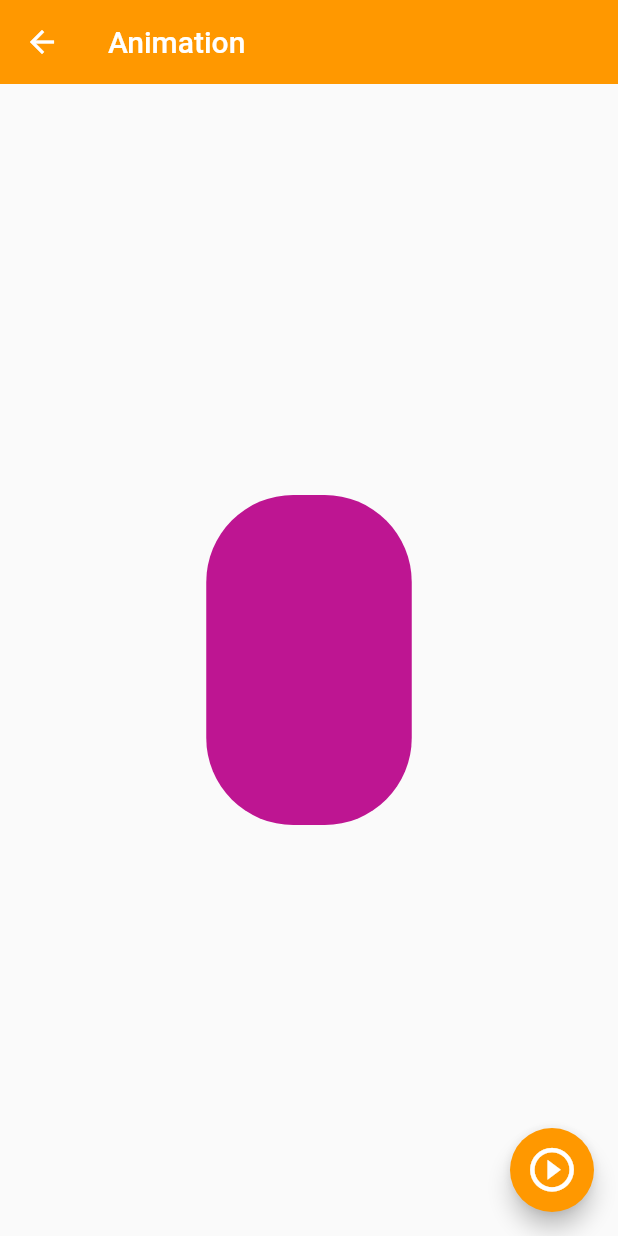
After one commit to EdgarLS7/fltproject, a Flutter app: the AnimatedScreen screen opened by its route, after a tap on the "play circle outline" icon, on a phone screen of 412 x 824 dp. The commit adds this screen. Run offline on Flutter 3.47's test engine with Material 2 defaults, Android fonts, the phone set to English and light mode, and no system bars.

Commit message:
Animator Container y poner home en las rutas 86 ude

```diff
--- a/lib/router/app_routes.dart
+++ b/lib/router/app_routes.dart
@@ -9,17 +9,19 @@ class AppRoutes {
   static final menuOptions = <MenuOption>[
     // TODO: borrar home
     // esto sirve para las listas, para las rutas es suficiente con el map
-    MenuOption(route: '/home', name: 'Home Screen', screen: const HomeScreen(), icon: Icons.home_sharp),
+    // MenuOption(route: '/home', name: 'Home Screen', screen: const HomeScreen(), icon: Icons.home_sharp),
     MenuOption(route: '/listview1', name: 'listview1Screen', screen: const Listview1Screen(), icon: Icons.list_alt_sharp),
     MenuOption(route: '/listview2', name: 'listview2Screen', screen: const Listview2Screen(), icon: Icons.list_alt_sharp),
     MenuOption(route: '/alert', name: 'Alert Screen', screen: const AlertScreen(), icon: Icons.add_alert_outlined),
     MenuOption(route: '/card', name: 'Card Screen', screen: const CardScreen(), icon: Icons.credit_card),
     MenuOption(route: '/avatar', name: 'Avatar Screen', screen: const AvatarScreen(), icon: Icons.supervised_user_circle_outlined),
+    MenuOption(route: '/animated', name: 'Aninated Screen', screen: const AnimatedScreen(), icon: Icons.play_circle_outline_rounded),
   ];
 
   static Map<String, Widget Function(BuildContext)> getAppRoutes() {
 
     Map<String, Widget Function(BuildContext)> appRoutes = {};
+    appRoutes.addAll({ '/home' : (BuildContext context ) => const HomeScreen()});
 
     for (final option in menuOptions) {
       appRoutes.addAll({ option.route : ( BuildContext context ) => option.screen});
--- /dev/null
+++ b/lib/screens/animated_screen.dart
@@ -0,0 +1,76 @@
+import 'dart:math' show Random;
+
+import 'package:flutter/material.dart';
+
+class AnimatedScreen extends StatefulWidget {
+
+  const AnimatedScreen({Key? key}) : super(key: key);
+
+  @override
+  State<AnimatedScreen> createState() => _AnimatedScreenState();
+}
+
+class _AnimatedScreenState extends State<AnimatedScreen> {
+
+  double _width = 50;
+  double _height = 50;
+  Color _color = Colors.orange;
+  BorderRadiusGeometry _borderRadius = BorderRadius.circular(20);
+
+  void changeShape () {
+    final random = Random();
+    _width = random.nextInt(300).toDouble();
+    _height = random.nextInt(300).toDouble();
+
+    // Generate a random color.
+    _color = Color.fromRGBO(
+      random.nextInt(256),
+      random.nextInt(256),
+      random.nextInt(256),
+      1
+    );
+
+    // Generate a random border radius.
+    _borderRadius = BorderRadius.circular(random.nextInt(100).toDouble());
+
+    // Define how long the animation should take.
+  duration: const Duration(seconds: 1);
+  // Provide an optional curve to make the animation feel smoother.
+  curve: Curves.fastOutSlowIn;
+
+  setState(() {
+
+  });
+  }
+
+  @override
+  Widget build(BuildContext context) {
+    return Scaffold(
+      appBar: AppBar(
+        title: const Text('Animation')
+      ),
+      body: Center(
+        child: AnimatedContainer(
+          height: _width,
+          width: _height,
+          decoration: BoxDecoration(
+            color: _color,
+            borderRadius: _borderRadius
+          ),
+          // Define how long the animation should take.
+          duration: const Duration(seconds: 1),
+
+          // Provide an optional curve to make the animation feel smoother.
+          curve: Curves.fastOutSlowIn,
+        ),
+      ),
+
+      floatingActionButton: FloatingActionButton (
+        child: const Icon(Icons.play_circle_outline, size: 35,),
+        onPressed: () {
+          changeShape();
+        },
+      ),
+    );
+  }
+}
--- a/lib/screens/avatar_screen.dart
+++ b/lib/screens/avatar_screen.dart
@@ -12,14 +12,18 @@ class AvatarScreen extends StatelessWidget {
         actions: [
           Container(
             margin: const EdgeInsets.only( right: 5),
-            child: const CircleAvatar(
-              child: Text('SL'),
+            child: CircleAvatar(
+              child: const Text('SL'),
+              backgroundColor: Colors.orange[800]
             ),
           )
         ],
       ),
       body: const Center(
-         child: Text('AvatarScreen'),
+         child: CircleAvatar(
+           maxRadius: 120,
+           backgroundImage: NetworkImage('https://i.blogs.es/85aa44/stan-lee/1366_2000.jpg'),
+         ),
       ),
     );
   }
--- a/lib/screens/screens.dart
+++ b/lib/screens/screens.dart
@@ -1,5 +1,6 @@
 
 export 'package:flt_project/screens/alert_screen.dart';
+export 'package:flt_project/screens/animated_screen.dart';
 export 'package:flt_project/screens/avatar_screen.dart';
 export 'package:flt_project/screens/card_screen.dart';
 export 'package:flt_project/screens/home_screen.dart';
--- a/lib/theme/app_theme.dart
+++ b/lib/theme/app_theme.dart
@@ -32,7 +32,7 @@ class AppTheme {
         shape: const StadiumBorder(),
         elevation: 5,
       )
-    )
+    ),
   );
 
   static final ThemeData darkTheme = ThemeData.dark().copyWith(
```
